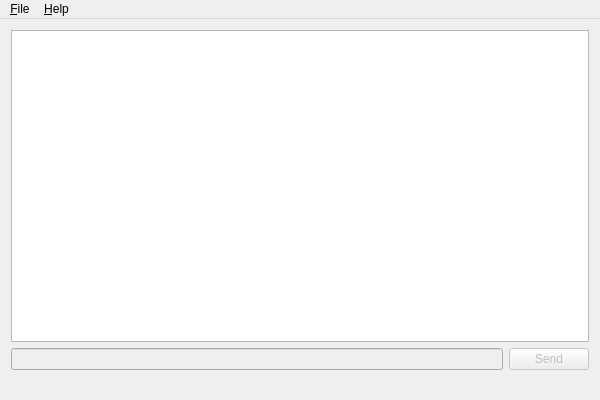
Before: the Qt Designer form jmesquita/fsgui/resources/fs_gui.ui in freeswitch/freeswitch-contrib, drawn with Qt 5.
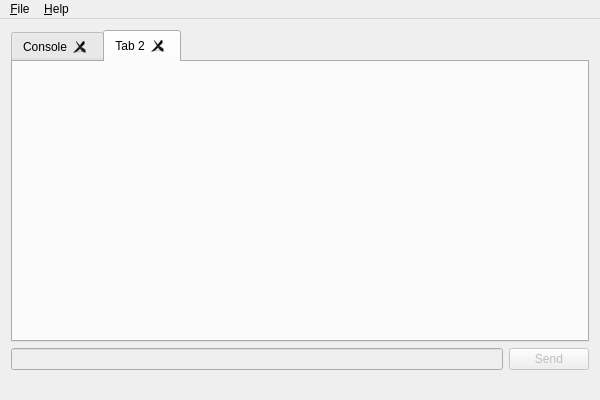
After: the same form once the commit is applied.

Commit message: Make some modifications to enable multiple servers on different tabs.

What changed in the file:
```diff
--- a/jmesquita/fsgui/resources/fs_gui.ui
+++ b/jmesquita/fsgui/resources/fs_gui.ui
@@ -14,8 +14,21 @@
    <string>FSGui - The console for humans</string>
   </property>
   <widget class="QWidget" name="centralWidget">
-   <layout class="QGridLayout" name="gridLayout">
-    <item row="0" column="0" colspan="2">
+   <layout class="QVBoxLayout" name="verticalLayout_2">
+    <item>
+     <widget class="QTabWidget" name="tabWidget">
+      <property name="currentIndex">
+       <number>1</number>
+      </property>
+      <property name="tabsClosable">
+       <bool>true</bool>
+      </property>
+      <widget class="QWidget" name="tab">
+       <attribute name="title">
+        <string>Console</string>
+       </attribute>
+       <layout class="QVBoxLayout" name="verticalLayout">
+        <item>
      <widget class="QTextEdit" name="textConsole">
       <property name="undoRedoEnabled">
        <bool>false</bool>
@@ -28,14 +41,28 @@
       </property>
      </widget>
     </item>
-    <item row="1" column="0">
+       </layout>
+      </widget>
+      <widget class="QWidget" name="tab_2">
+       <property name="enabled">
+        <bool>true</bool>
+       </property>
+       <attribute name="title">
+        <string>Tab 2</string>
+       </attribute>
+      </widget>
+     </widget>
+    </item>
+    <item>
+     <layout class="QHBoxLayout" name="horizontalLayout">
+      <item>
      <widget class="QLineEdit" name="lineCmd">
       <property name="enabled">
        <bool>false</bool>
       </property>
      </widget>
     </item>
-    <item row="1" column="1">
+      <item>
      <widget class="QPushButton" name="btnSend">
       <property name="enabled">
        <bool>false</bool>
@@ -43,6 +70,9 @@
       <property name="text">
        <string>Send</string>
       </property>
+        <property name="shortcut">
+         <string>Return</string>
+        </property>
       <property name="autoDefault">
        <bool>false</bool>
       </property>
@@ -52,6 +82,8 @@
      </widget>
     </item>
    </layout>
+    </item>
+   </layout>
   </widget>
   <widget class="QMenuBar" name="menuBar">
    <property name="geometry">
@@ -59,7 +91,7 @@
      <x>0</x>
      <y>0</y>
      <width>600</width>
-     <height>26</height>
+     <height>22</height>
     </rect>
    </property>
    <widget class="QMenu" name="menuFile">
```
Left out of the diff: 20 changed lines with no effect on the pictures. Lines whose indentation alone changed are shown as unchanged. The commit also changes 4 other files.
